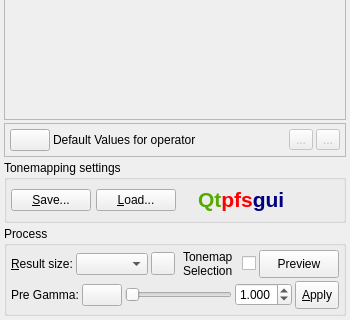
First picture: the form in forms/TonemappingPanel.ui, repository LuminanceHDR/LuminanceHDR, before the edit; both pictures show x 0 to 350 and y 424 to 744 of the 350 by 744 pixel window.
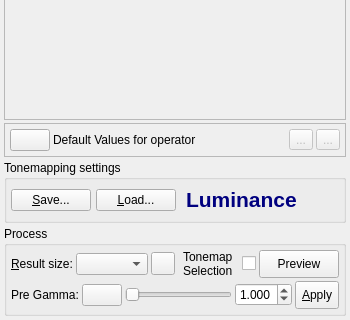
Second picture: the form after the edit. Icons and pictures are not drawn.

Commit message: Project renamed to 'Luminance' (for TODOs have a look in changelog-file)

```diff
--- a/forms/TonemappingPanel.ui
+++ b/forms/TonemappingPanel.ui
@@ -2199,13 +2199,13 @@
            </spacer>
           </item>
           <item>
-           <widget class="QLabel" name="labelLogo">
-            <property name="text">
-             <string>&lt;!DOCTYPE HTML PUBLIC &quot;-//W3C//DTD HTML 4.0//EN&quot; &quot;http://www.w3.org/TR/REC-html40/strict.dtd&quot;&gt;
-&lt;html&gt;&lt;head&gt;&lt;meta name=&quot;qrichtext&quot; content=&quot;1&quot; /&gt;&lt;style type=&quot;text/css&quot;&gt;
+           <widget class="QLabel" name="labelLogo" >
+            <property name="text" >
+             <string>&lt;!DOCTYPE HTML PUBLIC "-//W3C//DTD HTML 4.0//EN" "http://www.w3.org/TR/REC-html40/strict.dtd">
+&lt;html>&lt;head>&lt;meta name="qrichtext" content="1" />&lt;style type="text/css">
 p, li { white-space: pre-wrap; }
-&lt;/style&gt;&lt;/head&gt;&lt;body style=&quot; font-family:'Sans Serif'; font-size:10pt; font-weight:400; font-style:normal;&quot;&gt;
-&lt;p style=&quot; margin-top:0px; margin-bottom:0px; margin-left:0px; margin-right:0px; -qt-block-indent:0; text-indent:0px;&quot;&gt;&lt;span style=&quot; font-size:16pt; font-weight:600; color:#55aa00;&quot;&gt;Qt&lt;/span&gt;&lt;span style=&quot; font-size:16pt; font-weight:600; color:#ff0000;&quot;&gt;pfs&lt;/span&gt;&lt;span style=&quot; font-size:16pt; font-weight:600; color:#00007f;&quot;&gt;gui&lt;/span&gt;&lt;/p&gt;&lt;/body&gt;&lt;/html&gt;</string>
+&lt;/style>&lt;/head>&lt;body style=" font-family:'MS Shell Dlg 2'; font-size:8.25pt; font-weight:400; font-style:normal;">
+&lt;p style=" margin-top:0px; margin-bottom:0px; margin-left:0px; margin-right:0px; -qt-block-indent:0; text-indent:0px; font-family:'Sans Serif'; font-size:10pt;">&lt;span style=" font-size:16pt; font-weight:600; color:#00007f;">Luminance&lt;/span>&lt;/p>&lt;/body>&lt;/html></string>
             </property>
            </widget>
           </item>
```
Left out of the diff: 1703 changed lines with no effect on the pictures. The commit also changes 247 other files.
